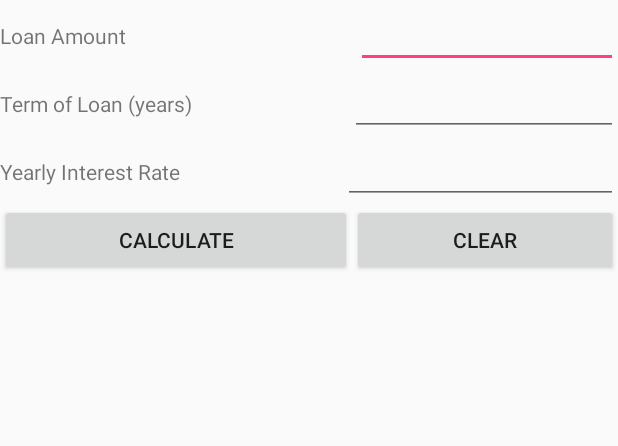
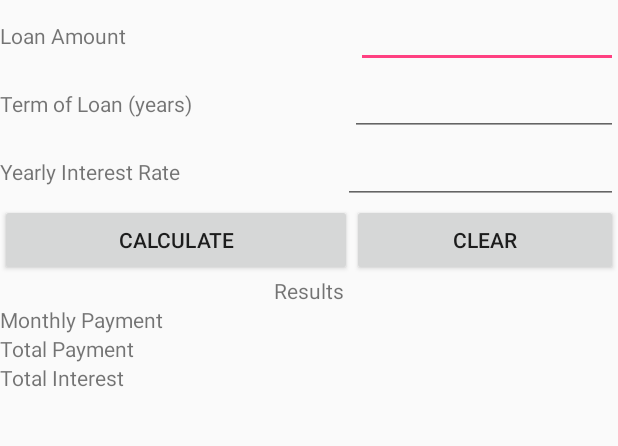
Before and after one commit to keelsin/lab2-calculator, an Android app: the screen it shows after launch (MainActivity), on a phone screen of 412 x 824 dp, the part 113-559 px from its top. Run offline under Robolectric (Android 15) with nearby library versions, the phone set to English and light mode, and no system bars.

Commit message:
Add the results textviews.

```diff
--- a/LoanCalculator/app/src/main/res/layout/activity_main.xml
+++ b/LoanCalculator/app/src/main/res/layout/activity_main.xml
@@ -77,15 +77,77 @@
         android:orientation="horizontal">
 
         <Button
+            android:id="@+id/calcButton"
             android:layout_width="wrap_content"
             android:layout_height="wrap_content"
             android:text="@string/calButton"
             android:layout_weight="3"/>
 
         <Button
+            android:id="@+id/clearButton"
             android:layout_width="wrap_content"
             android:layout_height="wrap_content"
             android:text="@string/clrButton"
             android:layout_weight="2"/>
     </LinearLayout>
+
+    <TextView
+        android:layout_width="wrap_content"
+        android:layout_height="wrap_content"
+        android:layout_gravity="fill_vertical|center"
+        android:text="@string/result"/>
+
+    <LinearLayout
+        android:layout_width="match_parent"
+        android:layout_height="wrap_content"
+        android:orientation="horizontal">
+
+        <TextView
+            android:layout_width="wrap_content"
+            android:layout_height="wrap_content"
+            android:layout_weight="2"
+            android:text="@string/monthPay"/>
+
+        <TextView
+            android:layout_width="wrap_content"
+            android:layout_height="wrap_content"
+            android:layout_weight="2"/>
+
+    </LinearLayout>
+
+    <LinearLayout
+        android:layout_width="match_parent"
+        android:layout_height="wrap_content"
+        android:orientation="horizontal">
+
+        <TextView
+            android:layout_width="wrap_content"
+            android:layout_height="wrap_content"
+            android:layout_weight="2"
+            android:text="@string/totalPay"/>
+
+        <TextView
+            android:layout_width="wrap_content"
+            android:layout_height="wrap_content"
+            android:layout_weight="2"/>
+
+    </LinearLayout>
+
+    <LinearLayout
+        android:layout_width="match_parent"
+        android:layout_height="wrap_content"
+        android:orientation="horizontal">
+
+        <TextView
+            android:layout_width="wrap_content"
+            android:layout_height="wrap_content"
+            android:layout_weight="2"
+            android:text="@string/totalInterest"/>
+
+        <TextView
+            android:layout_width="wrap_content"
+            android:layout_height="wrap_content"
+            android:layout_weight="2"/>
+
+    </LinearLayout>
 </LinearLayout>
```
